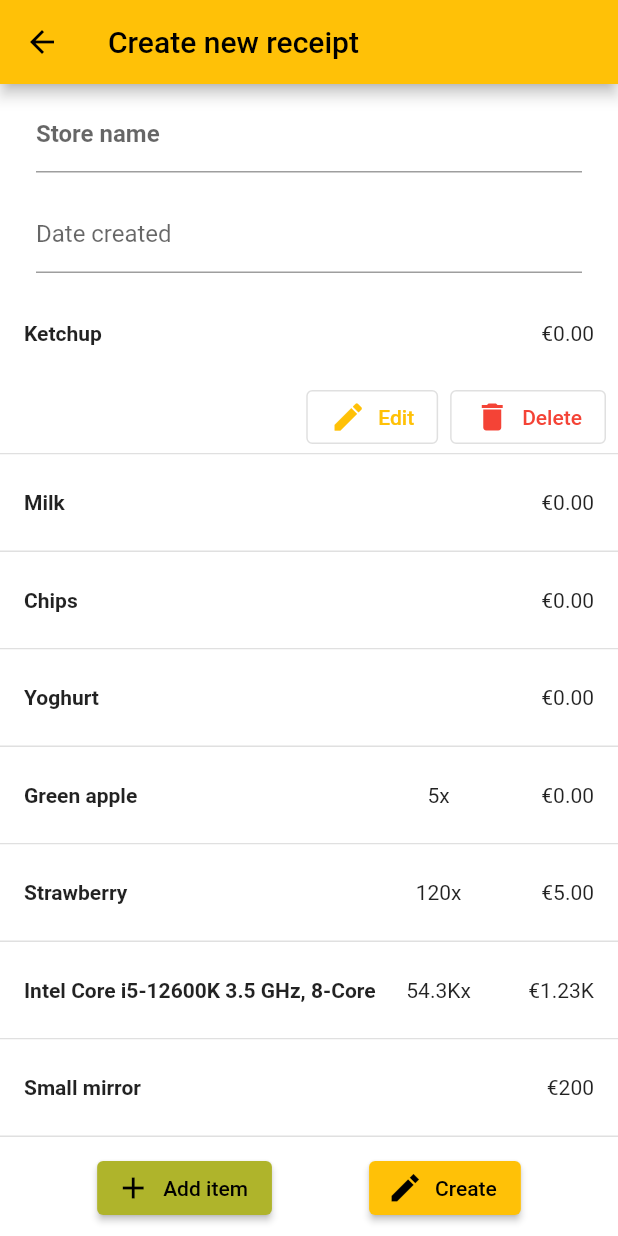
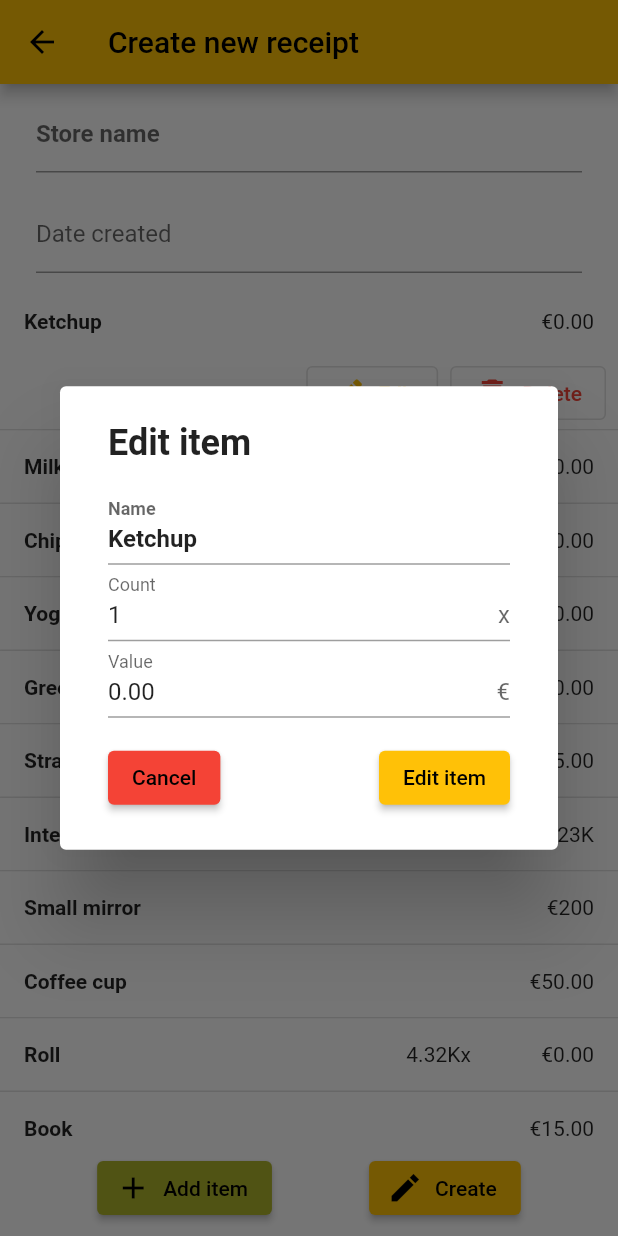
Before and after one commit to RoboBaranik/receipt_calculator, a Flutter app: the ReceiptCreateManualPage screen opened by its route, after a tap on "Ketchup", after a tap on "Edit", on a phone screen of 412 x 824 dp. Run offline on Flutter 3.47's test engine with Material 2 defaults, Android fonts, the phone set to English and light mode, and no system bars; drawn by our look-alikes of expandable.

Commit message:
Receipt item edit, scroll fix.

```diff
--- a/lib/data/receipt_item.dart
+++ b/lib/data/receipt_item.dart
@@ -27,9 +27,9 @@ class Receipt {
 class ReceiptItem {
   static const String defaultName = 'Unknown';
 
-  final String name;
-  final int count;
-  final double value;
+  String name;
+  int count;
+  double value;
   final String currency;
   List<Partition> partsPaid = [];
 
@@ -40,6 +40,11 @@ class ReceiptItem {
       this.currency = 'EUR',
       List<Partition>? partsPaid}) {
     this.partsPaid = partsPaid ?? [];
+  }
+  void update(String name, int count, double value) {
+    this.name = name;
+    this.count = count;
+    this.value = value;
   }
 
   @override
--- a/lib/helper.dart
+++ b/lib/helper.dart
@@ -70,7 +70,10 @@ class Helper {
   }
 
   static void expandableListControllerSetUp(
-      Iterable<ExpandableController> list) {
+      ScrollController listScroll, Iterable<ExpandableController> list) {
+    if (list.isEmpty) {
+      return;
+    }
     var indicies = List.generate(list.length, (index) => index);
     for (var index in indicies) {
       var others = indicies.where((element) => element != index);
@@ -81,5 +84,23 @@ class Helper {
         }
       });
     }
+    list.last.addListener(() {
+      if (list.last.value) {
+        listScroll.jumpTo(listScroll.position.maxScrollExtent - 1);
+        // listScroll.jumpTo(listScroll.position.maxScrollExtent);
+        listScroll.animateTo(listScroll.position.maxScrollExtent + 1000,
+            duration: const Duration(seconds: 1, milliseconds: 500),
+            curve: Curves.fastOutSlowIn);
+      }
+    });
+  }
+
+  static void expandableListControllerSetUpRevert(
+      Iterable<ExpandableController> list) {
+    var indicies = List.generate(list.length, (index) => index);
+    for (var index in indicies) {
+      list.elementAt(index).removeListener(() {});
+    }
+    list.last.removeListener(() {});
   }
 }
--- a/lib/pages/receipt_create_manual_page.dart
+++ b/lib/pages/receipt_create_manual_page.dart
@@ -27,21 +27,19 @@ class _ReceiptCreateManualPageState extends State<ReceiptCreateManualPage> {
   //   for (var key in Routes.mocked1.items) key: ExpandableController()
   // };
   _ReceiptCreateManualPageState() {
-    Helper.expandableListControllerSetUp(items.map((e) => e.controller));
+    Helper.expandableListControllerSetUp(
+        _scrollController, items.map((e) => e.controller));
   }
   updateControllers() {
-    for (var element in items.map((e) => e.controller)) {
-      element.removeListener(() {});
-    }
-    Helper.expandableListControllerSetUp(items.map((e) => e.controller));
+    Helper.expandableListControllerSetUpRevert(items.map((e) => e.controller));
+    Helper.expandableListControllerSetUp(
+        _scrollController, items.map((e) => e.controller));
   }
 
   @override
   void dispose() {
     super.dispose();
-    for (var element in items.map((e) => e.controller)) {
-      element.removeListener(() {});
-    }
+    Helper.expandableListControllerSetUpRevert(items.map((e) => e.controller));
   }
 
   void getDateAndTime() {
@@ -118,8 +116,11 @@ class _ReceiptCreateManualPageState extends State<ReceiptCreateManualPage> {
               child: ListView.separated(
                   controller: _scrollController,
                   itemBuilder: (context, index) => ListItem(
-                      item: items[index].item,
-                      controller: items[index].controller),
+                        item: items[index].item,
+                        controller: items[index].controller,
+                        onEdit: () => onEditItem(index),
+                        onDelete: () => debugPrint('Delete of $index'),
+                      ),
                   separatorBuilder: (context, index) =>
                       Container(height: 1, color: Colors.black12),
                   itemCount: items.length),
@@ -172,4 +173,34 @@ class _ReceiptCreateManualPageState extends State<ReceiptCreateManualPage> {
       });
     });
   }
+
+  void onEditItem(int index) {
+    if (items.isEmpty || index < 0 || index >= items.length) {
+      return;
+    }
+    var item = items[index].item;
+    showDialog<ReceiptItem>(
+      context: context,
+      builder: (_) => DialogReceiptItemAdd(
+        isCreate: false,
+        name: item.name,
+        count: item.count,
+        value: item.value,
+      ),
+    ).then((editedReceiptItem) {
+      if (editedReceiptItem == null) {
+        debugPrint('Item edit canceled');
+        return;
+      }
+      debugPrint('Edited item #$index: $editedReceiptItem');
+      setState(() {
+        item.update(editedReceiptItem.name, editedReceiptItem.count,
+            editedReceiptItem.value);
+        items[index].controller.value = false;
+        // items.add(ExpandableReceiptItem(
+        //     item: editedReceiptItem, controller: ExpandableController()));
+        // updateControllers();
+      });
+    });
+  }
 }
--- a/lib/widgets/receipt/list_item.dart
+++ b/lib/widgets/receipt/list_item.dart
@@ -25,7 +25,7 @@ class ListItem extends StatelessWidget {
       theme: const ExpandableThemeData(hasIcon: false, tapHeaderToExpand: true),
       header: Container(
         color: Colors.white,
-        padding: const EdgeInsets.symmetric(vertical: 24, horizontal: 16),
+        padding: const EdgeInsets.symmetric(vertical: 16, horizontal: 16),
         child: Row(
           mainAxisAlignment: MainAxisAlignment.center,
           children: [
--- a/lib/widgets/receipt_create_manual/dialog_receipt_item_add.dart
+++ b/lib/widgets/receipt_create_manual/dialog_receipt_item_add.dart
@@ -5,7 +5,18 @@ import 'package:receipt_calculator/helper.dart';
 
 class DialogReceiptItemAdd extends StatelessWidget {
   final bool isCreate;
-  DialogReceiptItemAdd({super.key, required this.isCreate});
+  DialogReceiptItemAdd(
+      {super.key,
+      required this.isCreate,
+      String? name,
+      int? count,
+      double? value}) {
+    if (!isCreate) {
+      nameController.text = name ?? '';
+      countController.text = count != null ? count.toString() : '';
+      valueController.text = value != null ? value.toStringAsFixed(2) : '';
+    }
+  }
   final TextEditingController nameController = TextEditingController();
   final TextEditingController countController = TextEditingController();
   final TextEditingController valueController = TextEditingController();
@@ -120,7 +131,7 @@ class DialogReceiptItemAdd extends StatelessWidget {
                             count: int.tryParse(countController.text) ?? 1,
                             value: double.tryParse(valueController.text) ?? 0));
                   },
-                  child: const Text('Create item'),
+                  child: Text(isCreate ? 'Create item' : 'Edit item'),
                 ),
               ],
             )
--- a/lib/widgets/receipt_create_manual/list_item.dart
+++ b/lib/widgets/receipt_create_manual/list_item.dart
@@ -6,8 +6,15 @@ import 'package:receipt_calculator/helper.dart';
 class ListItem extends StatelessWidget {
   final ReceiptItem item;
   final ExpandableController controller;
+  final Function onEdit;
+  final Function onDelete;
 
-  const ListItem({super.key, required this.item, required this.controller});
+  const ListItem(
+      {super.key,
+      required this.item,
+      required this.controller,
+      required this.onEdit,
+      required this.onDelete});
 
   @override
   Widget build(BuildContext context) {
@@ -16,13 +23,17 @@ class ListItem extends StatelessWidget {
       collapsed: Container(),
       expanded: Row(mainAxisAlignment: MainAxisAlignment.end, children: [
         OutlinedButton.icon(
-          onPressed: () {},
+          onPressed: () {
+            onEdit.call();
+          },
           icon: const Icon(Icons.edit),
           label: const Text('Edit'),
         ),
         const SizedBox(width: 8),
         OutlinedButton.icon(
-          onPressed: () {},
+          onPressed: () {
+            onDelete.call();
+          },
           icon: const Icon(Icons.delete),
           label: const Text('Delete'),
           style: TextButton.styleFrom(foregroundColor: Colors.red),
@@ -32,7 +43,7 @@ class ListItem extends StatelessWidget {
       theme: const ExpandableThemeData(hasIcon: false, tapHeaderToExpand: true),
       header: Container(
         color: Colors.white,
-        padding: const EdgeInsets.symmetric(vertical: 24, horizontal: 16),
+        padding: const EdgeInsets.symmetric(vertical: 16, horizontal: 16),
         child: Row(
           mainAxisAlignment: MainAxisAlignment.center,
           children: [
```
